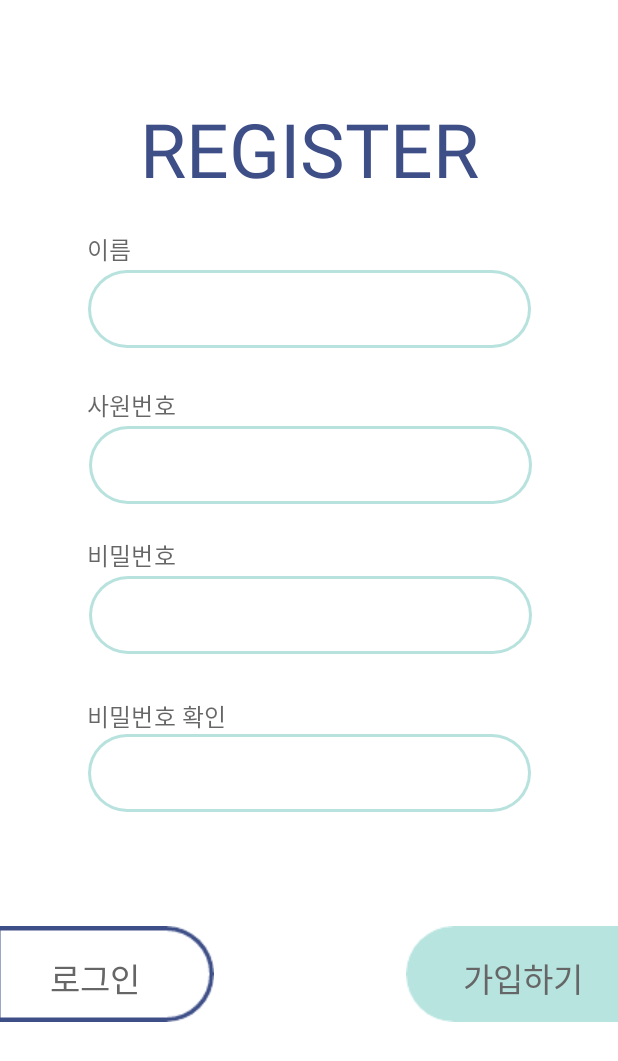
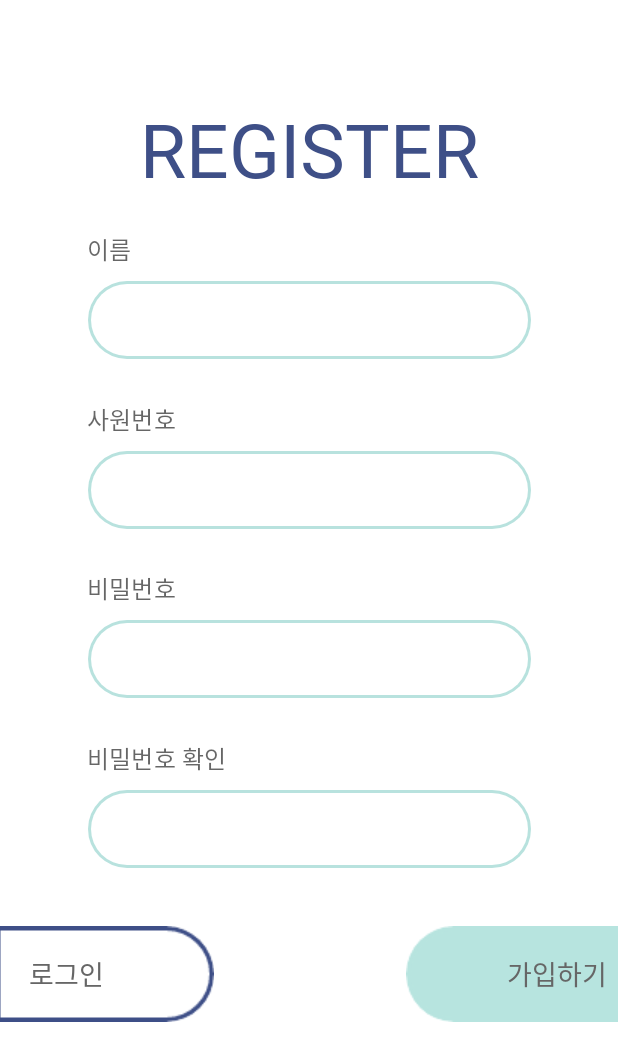
Before and after one commit to olnuyh/SafetyHat_Workers, an Android app: the SignupActivity screen opened directly, with no data from a screen before it, on a phone screen of 412 x 824 dp. Shown: the top 1061 px of the screen. Run offline under Robolectric (Android 15) with nearby library versions, the phone set to English and light mode, and no system bars; our stand-ins replace Volley.

Commit message:
로그인,회원가입 수정

```diff
--- a/app/src/main/java/com/example/workers/SignupActivity.kt
+++ b/app/src/main/java/com/example/workers/SignupActivity.kt
@@ -18,6 +18,11 @@ class SignupActivity : AppCompatActivity() {
 
         val binding = ActivitySignupBinding.inflate(layoutInflater)
         setContentView(binding.root)
+
+        binding.loginBtn.setOnClickListener{
+            val intent = Intent(this, LoginActivity::class.java)
+            startActivity(intent)
+        }
 
         binding.signupBtn.setOnClickListener {
             val signupName = binding.signupName.text.toString() // 사용자가 입력한 이름
--- a/app/src/main/res/layout/activity_login.xml
+++ b/app/src/main/res/layout/activity_login.xml
@@ -12,6 +12,7 @@
     <TextView
         android:layout_width="match_parent"
         android:layout_height="wrap_content"
+        android:fontFamily="@font/ygo140"
         android:layout_marginTop="204dp"
         android:gravity="center_horizontal"
         android:lineSpacingExtra="-26sp"
@@ -19,7 +20,7 @@
         android:textSize="50sp"
         android:textStyle="normal"
         app:layout_constraintTop_toTopOf="parent"
-        />
+        android:text="LOGIN" />
 
     <EditText
         android:id="@+id/loginId"
@@ -48,7 +49,7 @@
         android:layout_marginStart="39dp"
         android:layout_marginTop="410dp"
         android:ems="10"
-        android:hint="Password"
+        android:hint="비밀번호"
         android:inputType="number"
         android:letterSpacing="0.01"
         android:lineSpacingExtra="8sp"
@@ -68,7 +69,7 @@
         android:layout_marginStart="38dp"
         android:layout_marginTop="482dp"
         android:lineSpacingExtra="10sp"
-        android:textColor="#000000"
+        android:textColor="#666666"
         android:textSize="14sp"
         android:textStyle="normal"
         app:layout_constraintStart_toStartOf="parent"
@@ -105,17 +106,20 @@
     <TextView
         android:layout_width="wrap_content"
         android:layout_height="wrap_content"
-        android:layout_marginStart="20dp"
+        android:layout_marginStart="10dp"
         android:layout_marginTop="610dp"
-        android:gravity="center_horizontal"
         android:lineSpacingExtra="2sp"
         android:textColor="#666666"
-        android:textSize="22sp"
+        android:textSize="18sp"
         android:textStyle="normal"
         app:layout_constraintStart_toStartOf="parent"
         app:layout_constraintTop_toTopOf="parent"
         android:text="회원가입"
+        android:gravity="center_horizontal"
         android:fontFamily="@font/a14"/>
 
 
+
+
+
 </androidx.constraintlayout.widget.ConstraintLayout>
--- a/app/src/main/res/layout/activity_signup.xml
+++ b/app/src/main/res/layout/activity_signup.xml
@@ -10,6 +10,7 @@
         android:id="@+id/textView2"
         android:layout_width="wrap_content"
         android:layout_height="wrap_content"
+        android:fontFamily="@font/ygo140"
         android:layout_marginTop="65dp"
         android:gravity="center_horizontal"
         android:lineSpacingExtra="-26sp"
@@ -23,6 +24,7 @@
 
 
     <TextView
+        android:id="@+id/nameTV"
         android:layout_width="wrap_content"
         android:layout_height="wrap_content"
         android:layout_marginStart="58dp"
@@ -32,107 +34,152 @@
         android:textColor="#99000000"
         android:textSize="16sp"
         android:textStyle="normal"
+        android:fontFamily="@font/a12"
         app:layout_constraintStart_toStartOf="parent"
         app:layout_constraintTop_toTopOf="parent"
         android:text="이름" />
 
+    <View
+        android:layout_width="295dp"
+        android:layout_height="52dp"
+        android:background="@drawable/stroke"
+        android:layout_marginTop="9dp"
+        app:layout_constraintEnd_toEndOf="parent"
+        app:layout_constraintStart_toStartOf="parent"
+        app:layout_constraintTop_toBottomOf="@+id/nameTV">
+    </View>
 
     <EditText
         android:id="@+id/signupName"
-        android:layout_width="295dp"
+        android:layout_width="250dp"
         android:layout_height="52dp"
-        android:layout_marginTop="180dp"
+        android:layout_marginTop="9dp"
         android:ems="10"
         android:inputType="textPersonName"
         app:layout_constraintEnd_toEndOf="parent"
         app:layout_constraintStart_toStartOf="parent"
-        app:layout_constraintTop_toTopOf="parent"
-        android:background="@drawable/stroke"/>
+        app:layout_constraintTop_toBottomOf="@+id/nameTV"
+        android:background="@null"/>
 
     <TextView
+        android:id="@+id/idTV"
         android:layout_width="wrap_content"
         android:layout_height="wrap_content"
         android:layout_marginStart="58dp"
-        android:layout_marginTop="258dp"
+        android:layout_marginTop="28dp"
         android:letterSpacing="0.01"
         android:lineSpacingExtra="8sp"
         android:textColor="#99000000"
         android:textSize="16sp"
         android:textStyle="normal"
+        android:fontFamily="@font/a12"
         app:layout_constraintStart_toStartOf="parent"
-        app:layout_constraintTop_toTopOf="parent"
+        app:layout_constraintTop_toBottomOf="@+id/signupName"
         android:text="사원번호" />
 
 
+    <View
+        android:layout_width="295dp"
+        android:layout_height="52dp"
+        android:background="@drawable/stroke"
+        android:layout_marginTop="9dp"
+        app:layout_constraintEnd_toEndOf="parent"
+        app:layout_constraintStart_toStartOf="parent"
+        app:layout_constraintTop_toBottomOf="@+id/idTV">
+    </View>
+
     <EditText
         android:id="@+id/signupId"
-        android:layout_width="295dp"
+        android:layout_width="250dp"
         android:layout_height="52dp"
-        android:layout_marginTop="52dp"
-        android:background="@drawable/stroke"
+        android:layout_marginTop="9dp"
+        android:background="@null"
         android:ems="10"
         android:inputType="textPersonName"
         app:layout_constraintEnd_toEndOf="parent"
         app:layout_constraintHorizontal_bias="0.508"
         app:layout_constraintStart_toStartOf="parent"
-        app:layout_constraintTop_toBottomOf="@+id/signupName" />
+        app:layout_constraintTop_toBottomOf="@+id/idTV" />
 
     <TextView
-        android:id="@+id/textView"
+        android:id="@+id/pwTV"
         android:layout_width="wrap_content"
         android:layout_height="wrap_content"
         android:layout_marginStart="58dp"
-        android:layout_marginTop="358dp"
+        android:layout_marginTop="27dp"
         android:letterSpacing="0.01"
         android:lineSpacingExtra="8sp"
         android:textColor="#99000000"
         android:textSize="16sp"
         android:textStyle="normal"
+        android:fontFamily="@font/a12"
         app:layout_constraintStart_toStartOf="parent"
-        app:layout_constraintTop_toTopOf="parent"
+        app:layout_constraintTop_toBottomOf="@+id/signupId"
         android:text="비밀번호" />
 
 
+    <View
+        android:layout_width="295dp"
+        android:layout_height="52dp"
+        android:background="@drawable/stroke"
+        android:layout_marginTop="9dp"
+        app:layout_constraintEnd_toEndOf="parent"
+        app:layout_constraintStart_toStartOf="parent"
+        app:layout_constraintTop_toBottomOf="@+id/pwTV" >
+    </View>
+
     <EditText
         android:id="@+id/signupPw"
-        android:layout_width="295dp"
+        android:layout_width="250dp"
         android:layout_height="52dp"
-        android:layout_marginTop="48dp"
+        android:layout_marginTop="9dp"
         android:ems="10"
         android:inputType="textPassword"
         app:layout_constraintEnd_toEndOf="parent"
         app:layout_constraintHorizontal_bias="0.508"
         app:layout_constraintStart_toStartOf="parent"
-        app:layout_constraintTop_toBottomOf="@+id/signupId"
-        android:background="@drawable/stroke"/>
+        app:layout_constraintTop_toBottomOf="@+id/pwTV"
+        android:background="@null"/>
 
     <TextView
+        android:id="@+id/checkPW"
         android:layout_width="wrap_content"
         android:layout_height="wrap_content"
         android:layout_marginStart="58dp"
-        android:layout_marginTop="465dp"
+        android:layout_marginTop="28dp"
         android:letterSpacing="0.01"
         android:lineSpacingExtra="8sp"
         android:textColor="#99000000"
         android:textSize="16sp"
         android:textStyle="normal"
+        android:fontFamily="@font/a12"
         app:layout_constraintStart_toStartOf="parent"
-        app:layout_constraintTop_toTopOf="parent"
+        app:layout_constraintTop_toBottomOf="@+id/signupPw"
         android:text="비밀번호 확인" />
 
 
+    <View
+        android:layout_width="295dp"
+        android:layout_height="52dp"
+        android:background="@drawable/stroke"
+        android:layout_marginTop="9dp"
+        app:layout_constraintEnd_toEndOf="parent"
+        app:layout_constraintStart_toStartOf="parent"
+        app:layout_constraintTop_toBottomOf="@+id/checkPW" >
+    </View>
+
     <EditText
         android:id="@+id/signupPwCheck"
-        android:layout_width="295dp"
+        android:layout_width="250dp"
         android:layout_height="52dp"
-        android:layout_marginTop="53dp"
+        android:layout_marginTop="9dp"
         android:ems="10"
         android:inputType="textPassword"
         app:layout_constraintEnd_toEndOf="parent"
         app:layout_constraintHorizontal_bias="0.502"
         app:layout_constraintStart_toStartOf="parent"
-        app:layout_constraintTop_toBottomOf="@+id/signupPw"
-        android:background="@drawable/stroke"/>
+        app:layout_constraintTop_toBottomOf="@+id/checkPW"
+        android:background="@null"/>
 
     <ImageButton
         android:id="@+id/signupBtn"
@@ -161,13 +208,14 @@
     <TextView
         android:layout_width="wrap_content"
         android:layout_height="wrap_content"
-        android:layout_marginStart="33dp"
+        android:layout_marginStart="19dp"
         android:layout_marginTop="635dp"
         android:gravity="center_horizontal"
         android:lineSpacingExtra="2sp"
         android:textColor="#666666"
-        android:textSize="22sp"
+        android:textSize="18sp"
         android:textStyle="normal"
+        android:fontFamily="@font/a14"
         app:layout_constraintStart_toStartOf="parent"
         app:layout_constraintTop_toTopOf="parent"
         android:text="로그인" />
@@ -176,14 +224,15 @@
         android:layout_width="wrap_content"
         android:layout_height="wrap_content"
         android:layout_marginTop="635dp"
-        android:layout_marginEnd="23dp"
+        android:layout_marginEnd="7dp"
         android:gravity="center_horizontal"
         android:lineSpacingExtra="2sp"
         android:textColor="#666666"
-        android:textSize="22sp"
+        android:textSize="18sp"
         android:textStyle="normal"
         app:layout_constraintEnd_toEndOf="parent"
         app:layout_constraintTop_toTopOf="parent"
+        android:fontFamily="@font/a14"
         android:text="가입하기" />
 
 </androidx.constraintlayout.widget.ConstraintLayout>
```
Also changed, not shown: app/src/main/res/drawable/login_btn2.png.
